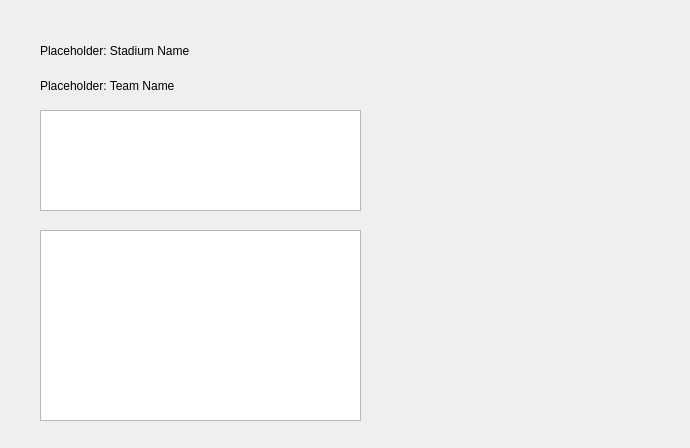
This is src/form/stadiumdetails.ui in home-run/subtle-cosmic-moose as Qt 5 draws it before an edit. The edited form follows.
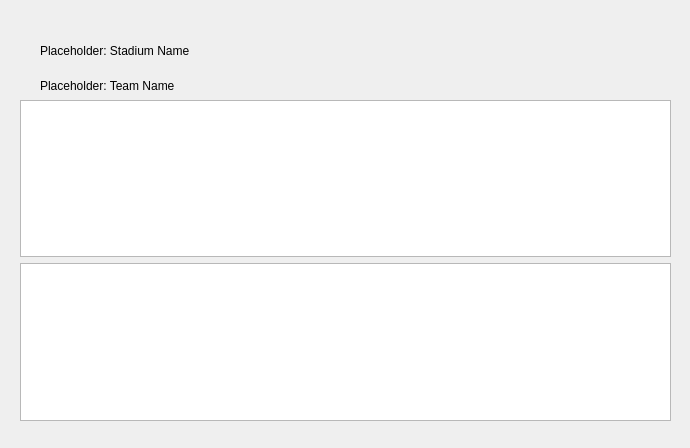
This is the edited form.

Commit message: [#7] list of stadiums are now successfully displayed. note:     - you need to copy the data.db into ../build*/app/

What changed in the file:
```diff
--- a/src/form/stadiumdetails.ui
+++ b/src/form/stadiumdetails.ui
@@ -39,25 +39,23 @@
     <string>Placeholder: Team Name</string>
    </property>
   </widget>
-  <widget class="QGraphicsView" name="stadiumDetails_graphicsView_teamLogo">
+  <widget class="QWidget" name="verticalLayoutWidget">
    <property name="geometry">
     <rect>
-     <x>40</x>
-     <y>110</y>
-     <width>321</width>
-     <height>101</height>
+     <x>20</x>
+     <y>100</y>
+     <width>651</width>
+     <height>321</height>
     </rect>
    </property>
-  </widget>
-  <widget class="QTableView" name="stadiumDetails_tableView_stadiumInfo">
-   <property name="geometry">
-    <rect>
-     <x>40</x>
-     <y>230</y>
-     <width>321</width>
-     <height>191</height>
-    </rect>
-   </property>
+   <layout class="QVBoxLayout" name="verticalLayout">
+    <item>
+     <widget class="QTableView" name="stadiumDetails_tableView_stadiumInfo"/>
+    </item>
+    <item>
+     <widget class="QTableView" name="stadiumDetails_tableView_souvenirs"/>
+    </item>
+   </layout>
   </widget>
  </widget>
  <resources/>
```
The commit also changes 5 other files.
